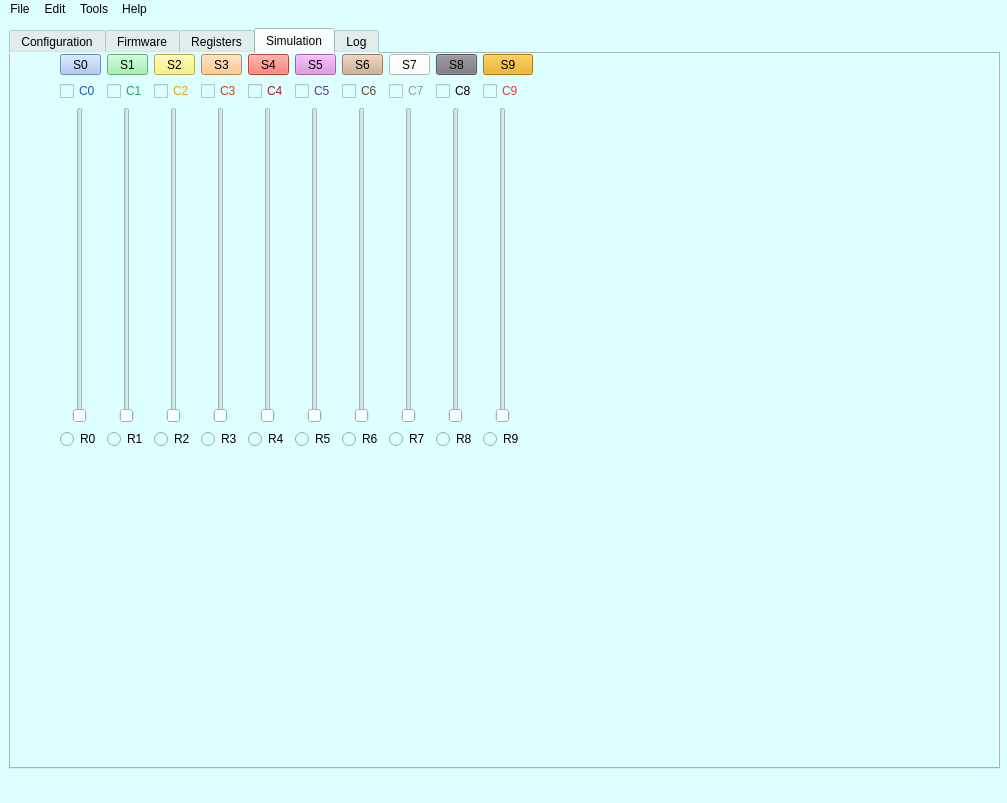
First picture: the form in src/mainwindow.ui, repository grodansparadis/vscp-simulator, before the edit.
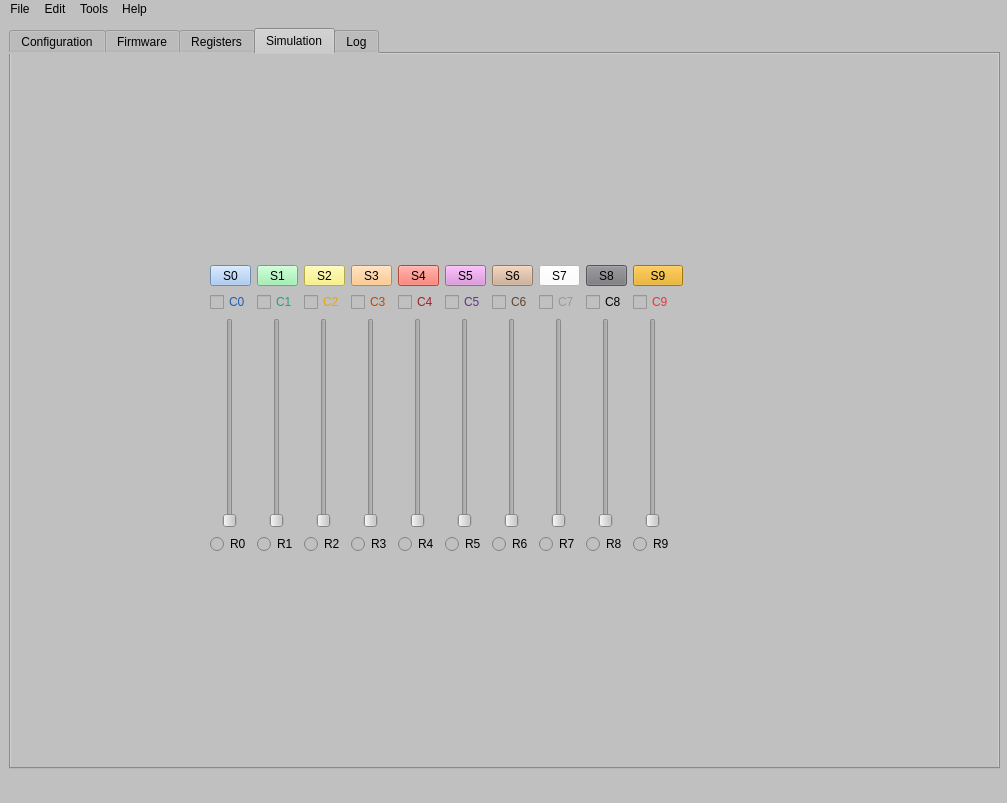
Second picture: the form after the edit. The open tabs and pages were chosen to show the change.

```diff
--- a/src/mainwindow.ui
+++ b/src/mainwindow.ui
@@ -17,7 +17,7 @@
    <bool>false</bool>
   </property>
   <property name="styleSheet">
-   <string notr="true">background-color: rgb(222, 255, 255);
+   <string notr="true">background-color: rgb(192, 192, 192);
 selection-background-color: rgb(0, 0, 0);</string>
   </property>
   <widget class="QWidget" name="centralwidget">
@@ -424,78 +424,7 @@
           <property name="sizeConstraint">
            <enum>QLayout::SetDefaultConstraint</enum>
           </property>
-          <item row="3" column="1">
-           <widget class="QRadioButton" name="radio0">
-            <property name="text">
-             <string>R0</string>
-            </property>
-           </widget>
-          </item>
-          <item row="2" column="4">
-           <widget class="QSlider" name="slider3">
-            <property name="sizePolicy">
-             <sizepolicy hsizetype="Fixed" vsizetype="Expanding">
-              <horstretch>0</horstretch>
-              <verstretch>0</verstretch>
-             </sizepolicy>
-            </property>
-            <property name="minimumSize">
-             <size>
-              <width>40</width>
-              <height>0</height>
-             </size>
-            </property>
-            <property name="maximum">
-             <number>255</number>
-            </property>
-            <property name="orientation">
-             <enum>Qt::Vertical</enum>
-            </property>
-           </widget>
-          </item>
-          <item row="2" column="7">
-           <widget class="QSlider" name="slider6">
-            <property name="sizePolicy">
-             <sizepolicy hsizetype="Fixed" vsizetype="Expanding">
-              <horstretch>0</horstretch>
-              <verstretch>0</verstretch>
-             </sizepolicy>
-            </property>
-            <property name="minimumSize">
-             <size>
-              <width>40</width>
-              <height>0</height>
-             </size>
-            </property>
-            <property name="maximum">
-             <number>255</number>
-            </property>
-            <property name="orientation">
-             <enum>Qt::Vertical</enum>
-            </property>
-           </widget>
-          </item>
-          <item row="3" column="5">
-           <widget class="QRadioButton" name="radio4">
-            <property name="text">
-             <string>R4</string>
-            </property>
-           </widget>
-          </item>
-          <item row="4" column="2">
-           <spacer name="verticalSpacer">
-            <property name="orientation">
-             <enum>Qt::Vertical</enum>
-            </property>
-            <property name="sizeHint" stdset="0">
-             <size>
-              <width>20</width>
-              <height>40</height>
-             </size>
-            </property>
-           </spacer>
-          </item>
-          <item row="0" column="6">
+          <item row="1" column="6">
            <widget class="QToolButton" name="btn5">
             <property name="sizePolicy">
              <sizepolicy hsizetype="Fixed" vsizetype="Fixed">
@@ -517,20 +446,7 @@
             </property>
            </widget>
           </item>
-          <item row="0" column="12">
-           <spacer name="horizontalSpacer_4">
-            <property name="orientation">
-             <enum>Qt::Horizontal</enum>
-            </property>
-            <property name="sizeHint" stdset="0">
-             <size>
-              <width>40</width>
-              <height>20</height>
-             </size>
-            </property>
-           </spacer>
-          </item>
-          <item row="0" column="7">
+          <item row="1" column="7">
            <widget class="QToolButton" name="btn6">
             <property name="sizePolicy">
              <sizepolicy hsizetype="Fixed" vsizetype="Fixed">
@@ -552,75 +468,118 @@
             </property>
            </widget>
           </item>
-          <item row="1" column="10">
-           <widget class="QCheckBox" name="chk9">
+          <item row="3" column="9">
+           <widget class="QSlider" name="slider8">
             <property name="sizePolicy">
-             <sizepolicy hsizetype="Fixed" vsizetype="Fixed">
+             <sizepolicy hsizetype="Fixed" vsizetype="Expanding">
               <horstretch>0</horstretch>
               <verstretch>0</verstretch>
              </sizepolicy>
             </property>
-            <property name="styleSheet">
-             <string notr="true">color: rgb(237, 51, 59);</string>
-            </property>
-            <property name="text">
-             <string>C9</string>
-            </property>
-           </widget>
-          </item>
-          <item row="0" column="2">
-           <widget class="QToolButton" name="btn1">
-            <property name="sizePolicy">
-             <sizepolicy hsizetype="Fixed" vsizetype="Fixed">
-              <horstretch>0</horstretch>
-              <verstretch>0</verstretch>
-             </sizepolicy>
-            </property>
-            <property name="maximumSize">
+            <property name="minimumSize">
              <size>
-              <width>50</width>
-              <height>16777215</height>
+              <width>40</width>
+              <height>0</height>
              </size>
             </property>
-            <property name="styleSheet">
-             <string notr="true">background-color: rgb(143, 240, 164);</string>
+            <property name="maximum">
+             <number>255</number>
             </property>
-            <property name="text">
-             <string>S1</string>
+            <property name="orientation">
+             <enum>Qt::Vertical</enum>
             </property>
            </widget>
           </item>
-          <item row="3" column="3">
-           <widget class="QRadioButton" name="radio2">
-            <property name="text">
-             <string>R2</string>
-            </property>
-           </widget>
-          </item>
-          <item row="1" column="7">
-           <widget class="QCheckBox" name="chk6">
-            <property name="sizePolicy">
-             <sizepolicy hsizetype="Fixed" vsizetype="Fixed">
-              <horstretch>0</horstretch>
-              <verstretch>0</verstretch>
-             </sizepolicy>
-            </property>
-            <property name="styleSheet">
-             <string notr="true">color: rgb(99, 69, 44);</string>
-            </property>
-            <property name="text">
-             <string>C6</string>
-            </property>
-           </widget>
-          </item>
-          <item row="3" column="8">
+          <item row="4" column="8">
            <widget class="QRadioButton" name="radio7">
             <property name="text">
              <string>R7</string>
             </property>
            </widget>
           </item>
-          <item row="1" column="8">
+          <item row="1" column="10">
+           <widget class="QToolButton" name="btn9">
+            <property name="sizePolicy">
+             <sizepolicy hsizetype="Expanding" vsizetype="Fixed">
+              <horstretch>0</horstretch>
+              <verstretch>0</verstretch>
+             </sizepolicy>
+            </property>
+            <property name="maximumSize">
+             <size>
+              <width>50</width>
+              <height>16777215</height>
+             </size>
+            </property>
+            <property name="styleSheet">
+             <string notr="true">background-color: rgb(229, 165, 10);</string>
+            </property>
+            <property name="text">
+             <string>S9</string>
+            </property>
+           </widget>
+          </item>
+          <item row="1" column="4">
+           <widget class="QToolButton" name="btn3">
+            <property name="sizePolicy">
+             <sizepolicy hsizetype="Fixed" vsizetype="Fixed">
+              <horstretch>0</horstretch>
+              <verstretch>0</verstretch>
+             </sizepolicy>
+            </property>
+            <property name="maximumSize">
+             <size>
+              <width>50</width>
+              <height>16777215</height>
+             </size>
+            </property>
+            <property name="styleSheet">
+             <string notr="true">background-color: rgb(255, 190, 111);</string>
+            </property>
+            <property name="text">
+             <string>S3</string>
+            </property>
+           </widget>
+          </item>
+          <item row="3" column="8">
+           <widget class="QSlider" name="slider7">
+            <property name="sizePolicy">
+             <sizepolicy hsizetype="Fixed" vsizetype="Expanding">
+              <horstretch>0</horstretch>
+              <verstretch>0</verstretch>
+             </sizepolicy>
+            </property>
+            <property name="minimumSize">
+             <size>
+              <width>40</width>
+              <height>0</height>
+             </size>
+            </property>
+            <property name="maximum">
+             <number>255</number>
+            </property>
+            <property name="orientation">
+             <enum>Qt::Vertical</enum>
+            </property>
+           </widget>
+          </item>
+          <item row="2" column="3">
+           <widget class="QCheckBox" name="chk2">
+            <property name="sizePolicy">
+             <sizepolicy hsizetype="Fixed" vsizetype="Fixed">
+              <horstretch>0</horstretch>
+              <verstretch>0</verstretch>
+             </sizepolicy>
+            </property>
+            <property name="styleSheet">
+             <string notr="true">color: rgb(229, 165, 10);</string>
+            </property>
+            <property name="text">
+             <string>C2</string>
+            </property>
+           </widget>
+          </item>
+          <item row="2" column="8">
            <widget class="QCheckBox" name="chk7">
             <property name="sizePolicy">
              <sizepolicy hsizetype="Fixed" vsizetype="Fixed">
@@ -636,106 +595,20 @@
             </property>
            </widget>
           </item>
-          <item row="1" column="9">
-           <widget class="QCheckBox" name="chk8">
-            <property name="sizePolicy">
-             <sizepolicy hsizetype="Fixed" vsizetype="Fixed">
-              <horstretch>0</horstretch>
-              <verstretch>0</verstretch>
-             </sizepolicy>
-            </property>
-            <property name="styleSheet">
-             <string notr="true">color: rgb(0, 0, 0);</string>
-            </property>
-            <property name="text">
-             <string>C8</string>
-            </property>
-           </widget>
-          </item>
-          <item row="2" column="2">
-           <widget class="QSlider" name="slider1">
-            <property name="sizePolicy">
-             <sizepolicy hsizetype="Fixed" vsizetype="Expanding">
-              <horstretch>0</horstretch>
-              <verstretch>0</verstretch>
-             </sizepolicy>
-            </property>
-            <property name="minimumSize">
-             <size>
-              <width>40</width>
-              <height>0</height>
-             </size>
-            </property>
-            <property name="maximum">
-             <number>255</number>
-            </property>
+          <item row="5" column="2">
+           <spacer name="verticalSpacer">
             <property name="orientation">
              <enum>Qt::Vertical</enum>
             </property>
-           </widget>
-          </item>
-          <item row="1" column="5">
-           <widget class="QCheckBox" name="chk4">
-            <property name="sizePolicy">
-             <sizepolicy hsizetype="Fixed" vsizetype="Fixed">
-              <horstretch>0</horstretch>
-              <verstretch>0</verstretch>
-             </sizepolicy>
-            </property>
-            <property name="styleSheet">
-             <string notr="true">color: rgb(165, 29, 45);</string>
-            </property>
-            <property name="text">
-             <string>C4</string>
-            </property>
-           </widget>
-          </item>
-          <item row="2" column="8">
-           <widget class="QSlider" name="slider7">
-            <property name="sizePolicy">
-             <sizepolicy hsizetype="Fixed" vsizetype="Expanding">
-              <horstretch>0</horstretch>
-              <verstretch>0</verstretch>
-             </sizepolicy>
-            </property>
-            <property name="minimumSize">
+            <property name="sizeHint" stdset="0">
              <size>
-              <width>40</width>
-              <height>0</height>
+              <width>20</width>
+              <height>40</height>
              </size>
             </property>
-            <property name="maximum">
-             <number>255</number>
-            </property>
-            <property name="orientation">
-             <enum>Qt::Vertical</enum>
-            </property>
-           </widget>
+           </spacer>
           </item>
-          <item row="1" column="6">
-           <widget class="QCheckBox" name="chk5">
-            <property name="sizePolicy">
-             <sizepolicy hsizetype="Fixed" vsizetype="Fixed">
-              <horstretch>0</horstretch>
-              <verstretch>0</verstretch>
-             </sizepolicy>
-            </property>
-            <property name="styleSheet">
-             <string notr="true">color: rgb(97, 53, 131);</string>
-            </property>
-            <property name="text">
-             <string>C5</string>
-            </property>
-           </widget>
-          </item>
-          <item row="3" column="4">
-           <widget class="QRadioButton" name="radio3">
-            <property name="text">
-             <string>R3</string>
-            </property>
-           </widget>
-          </item>
-          <item row="1" column="4">
+          <item row="2" column="4">
            <widget class="QCheckBox" name="chk3">
             <property name="sizePolicy">
              <sizepolicy hsizetype="Fixed" vsizetype="Fixed">
@@ -751,7 +624,14 @@
             </property>
            </widget>
           </item>
-          <item row="3" column="7">
+          <item row="4" column="10">
+           <widget class="QRadioButton" name="radio9">
+            <property name="text">
+             <string>R9</string>
+            </property>
+           </widget>
+          </item>
+          <item row="4" column="7">
            <widget class="QRadioButton" name="radio6">
             <property name="text">
              <string>R6</string>
@@ -759,137 +639,31 @@
            </widget>
           </item>
           <item row="2" column="9">
-           <widget class="QSlider" name="slider8">
+           <widget class="QCheckBox" name="chk8">
             <property name="sizePolicy">
-             <sizepolicy hsizetype="Fixed" vsizetype="Expanding">
-              <horstretch>0</horstretch>
-              <verstretch>0</verstretch>
-             </sizepolicy>
-            </property>
-            <property name="minimumSize">
-             <size>
-              <width>40</width>
-              <height>0</height>
-             </size>
-            </property>
-            <property name="maximum">
-             <number>255</number>
-            </property>
-            <property name="orientation">
-             <enum>Qt::Vertical</enum>
-            </property>
-           </widget>
-          </item>
-          <item row="0" column="4">
-           <widget class="QToolButton" name="btn3">
-            <property name="sizePolicy">
              <sizepolicy hsizetype="Fixed" vsizetype="Fixed">
               <horstretch>0</horstretch>
               <verstretch>0</verstretch>
              </sizepolicy>
             </property>
-            <property name="maximumSize">
-             <size>
-              <width>50</width>
-              <height>16777215</height>
-             </size>
-            </property>
             <property name="styleSheet">
-             <string notr="true">background-color: rgb(255, 190, 111);</string>
+             <string notr="true">color: rgb(0, 0, 0);</string>
             </property>
             <property name="text">
-             <string>S3</string>
+             <string>C8</string>
             </property>
            </widget>
           </item>
-          <item row="0" column="9">
-           <widget class="QToolButton" name="btn8">
-            <property name="sizePolicy">
-             <sizepolicy hsizetype="Fixed" vsizetype="Fixed">
-              <horstretch>0</horstretch>
-              <verstretch>0</verstretch>
-             </sizepolicy>
-            </property>
-            <property name="maximumSize">
-             <size>
-              <width>50</width>
-              <height>16777215</height>
-             </size>
-            </property>
-            <property name="styleSheet">
-             <string notr="true">background-color: rgb(119, 118, 123);</string>
-            </property>
-            <property name="text">
-             <string>S8</string>
-            </property>
-           </widget>
-          </item>
-          <item row="2" column="10">
-           <widget class="QSlider" name="slider9">
-            <property name="sizePolicy">
-             <sizepolicy hsizetype="Fixed" vsizetype="Expanding">
-              <horstretch>0</horstretch>
-              <verstretch>0</verstretch>
-             </sizepolicy>
-            </property>
-            <property name="minimumSize">
-             <size>
-              <width>40</width>
-              <height>0</height>
-             </size>
-            </property>
-            <property name="baseSize">
-             <size>
-              <width>0</width>
-              <height>0</height>
-             </size>
-            </property>
-            <property name="maximum">
-             <number>255</number>
-            </property>
-            <property name="value">
-             <number>0</number>
-            </property>
-            <property name="sliderPosition">
-             <number>0</number>
-            </property>
-            <property name="orientation">
-             <enum>Qt::Vertical</enum>
-            </property>
-           </widget>
-          </item>
-          <item row="3" column="2">
+          <item row="4" column="2">
            <widget class="QRadioButton" name="radio1">
             <property name="text">
              <string>R1</string>
             </property>
            </widget>
           </item>
-          <item row="2" column="3">
-           <widget class="QSlider" name="slider2">
+          <item row="1" column="2">
+           <widget class="QToolButton" name="btn1">
             <property name="sizePolicy">
-             <sizepolicy hsizetype="Fixed" vsizetype="Expanding">
-              <horstretch>0</horstretch>
-              <verstretch>0</verstretch>
-             </sizepolicy>
-            </property>
-            <property name="minimumSize">
-             <size>
-              <width>40</width>
-              <height>0</height>
-             </size>
-            </property>
-            <property name="maximum">
-             <number>255</number>
-            </property>
-            <property name="orientation">
-             <enum>Qt::Vertical</enum>
-            </property>
-           </widget>
-          </item>
-          <item row="0" column="8">
-           <widget class="QToolButton" name="btn7">
-            <property name="sizePolicy">
              <sizepolicy hsizetype="Fixed" vsizetype="Fixed">
               <horstretch>0</horstretch>
               <verstretch>0</verstretch>
@@ -902,44 +676,29 @@
              </size>
             </property>
             <property name="styleSheet">
-             <string notr="true">background-color: rgb(255, 255, 255);</string>
+             <string notr="true">background-color: rgb(143, 240, 164);</string>
             </property>
             <property name="text">
-             <string>S7</string>
+             <string>S1</string>
             </property>
            </widget>
           </item>
-          <item row="3" column="10">
-           <widget class="QRadioButton" name="radio9">
+          <item row="4" column="1">
+           <widget class="QRadioButton" name="radio0">
             <property name="text">
-             <string>R9</string>
+             <string>R0</string>
             </property>
            </widget>
           </item>
-          <item row="0" column="10">
-           <widget class="QToolButton" name="btn9">
-            <property name="sizePolicy">
-             <sizepolicy hsizetype="Expanding" vsizetype="Fixed">
-              <horstretch>0</horstretch>
-              <verstretch>0</verstretch>
-             </sizepolicy>
-            </property>
-            <property name="maximumSize">
-             <size>
-              <width>50</width>
-              <height>16777215</height>
-             </size>
-            </property>
-            <property name="styleSheet">
-             <string notr="true">background-color: rgb(229, 165, 10);</string>
-            </property>
+          <item row="4" column="3">
+           <widget class="QRadioButton" name="radio2">
             <property name="text">
-             <string>S9</string>
+             <string>R2</string>
             </property>
            </widget>
           </item>
-          <item row="1" column="3">
-           <widget class="QCheckBox" name="chk2">
+          <item row="2" column="2">
+           <widget class="QCheckBox" name="chk1">
             <property name="sizePolicy">
              <sizepolicy hsizetype="Fixed" vsizetype="Fixed">
               <horstretch>0</horstretch>
@@ -947,43 +706,14 @@
              </sizepolicy>
             </property>
             <property name="styleSheet">
-             <string notr="true">color: rgb(229, 165, 10);</string>
+             <string notr="true">color: rgb(38, 162, 105);</string>
             </property>
             <property name="text">
-             <string>C2</string>
+             <string>C1</string>
             </property>
            </widget>
           </item>
-          <item row="3" column="6">
-           <widget class="QRadioButton" name="radio5">
-            <property name="text">
-             <string>R5</string>
-            </property>
-           </widget>
-          </item>
-          <item row="2" column="6">
-           <widget class="QSlider" name="slider5">
-            <property name="sizePolicy">
-             <sizepolicy hsizetype="Fixed" vsizetype="Expanding">
-              <horstretch>0</horstretch>
-              <verstretch>0</verstretch>
-             </sizepolicy>
-            </property>
-            <property name="minimumSize">
-             <size>
-              <width>40</width>
-              <height>0</height>
-             </size>
-            </property>
-            <property name="maximum">
-             <number>255</number>
-            </property>
-            <property name="orientation">
-             <enum>Qt::Vertical</enum>
-            </property>
-           </widget>
-          </item>
-          <item row="1" column="1">
+          <item row="2" column="1">
            <widget class="QCheckBox" name="chk0">
             <property name="sizePolicy">
              <sizepolicy hsizetype="Fixed" vsizetype="Fixed">
@@ -999,7 +729,151 @@
             </property>
            </widget>
           </item>
-          <item row="0" column="1">
+          <item row="1" column="3">
+           <widget class="QToolButton" name="btn2">
+            <property name="sizePolicy">
+             <sizepolicy hsizetype="Fixed" vsizetype="Fixed">
+              <horstretch>0</horstretch>
+              <verstretch>0</verstretch>
+             </sizepolicy>
+            </property>
+            <property name="maximumSize">
+             <size>
+              <width>50</width>
+              <height>16777215</height>
+             </size>
+            </property>
+            <property name="styleSheet">
+             <string notr="true">background-color: rgb(249, 240, 107);</string>
+            </property>
+            <property name="text">
+             <string>S2</string>
+            </property>
+           </widget>
+          </item>
+          <item row="3" column="0">
+           <spacer name="horizontalSpacer_5">
+            <property name="orientation">
+             <enum>Qt::Horizontal</enum>
+            </property>
+            <property name="sizeType">
+             <enum>QSizePolicy::Preferred</enum>
+            </property>
+            <property name="sizeHint" stdset="0">
+             <size>
+              <width>200</width>
+              <height>20</height>
+             </size>
+            </property>
+           </spacer>
+          </item>
+          <item row="4" column="5">
+           <widget class="QRadioButton" name="radio4">
+            <property name="text">
+             <string>R4</string>
+            </property>
+           </widget>
+          </item>
+          <item row="2" column="6">
+           <widget class="QCheckBox" name="chk5">
+            <property name="sizePolicy">
+             <sizepolicy hsizetype="Fixed" vsizetype="Fixed">
+              <horstretch>0</horstretch>
+              <verstretch>0</verstretch>
+             </sizepolicy>
+            </property>
+            <property name="styleSheet">
+             <string notr="true">color: rgb(97, 53, 131);</string>
+            </property>
+            <property name="text">
+             <string>C5</string>
+            </property>
+           </widget>
+          </item>
+          <item row="2" column="10">
+           <widget class="QCheckBox" name="chk9">
+            <property name="sizePolicy">
+             <sizepolicy hsizetype="Fixed" vsizetype="Fixed">
+              <horstretch>0</horstretch>
+              <verstretch>0</verstretch>
+             </sizepolicy>
+            </property>
+            <property name="styleSheet">
+             <string notr="true">color: rgb(237, 51, 59);</string>
+            </property>
+            <property name="text">
+             <string>C9</string>
+            </property>
+           </widget>
+          </item>
+          <item row="4" column="6">
+           <widget class="QRadioButton" name="radio5">
+            <property name="text">
+             <string>R5</string>
+            </property>
+           </widget>
+          </item>
+          <item row="2" column="5">
+           <widget class="QCheckBox" name="chk4">
+            <property name="sizePolicy">
+             <sizepolicy hsizetype="Fixed" vsizetype="Fixed">
+              <horstretch>0</horstretch>
+              <verstretch>0</verstretch>
+             </sizepolicy>
+            </property>
+            <property name="styleSheet">
+             <string notr="true">color: rgb(165, 29, 45);</string>
+            </property>
+            <property name="text">
+             <string>C4</string>
+            </property>
+           </widget>
+          </item>
+          <item row="1" column="9">
+           <widget class="QToolButton" name="btn8">
+            <property name="sizePolicy">
+             <sizepolicy hsizetype="Fixed" vsizetype="Fixed">
+              <horstretch>0</horstretch>
+              <verstretch>0</verstretch>
+             </sizepolicy>
+            </property>
+            <property name="maximumSize">
+             <size>
+              <width>50</width>
+              <height>16777215</height>
+             </size>
+            </property>
+            <property name="styleSheet">
+             <string notr="true">background-color: rgb(119, 118, 123);</string>
+            </property>
+            <property name="text">
+             <string>S8</string>
+            </property>
+           </widget>
+          </item>
+          <item row="3" column="3">
+           <widget class="QSlider" name="slider2">
+            <property name="sizePolicy">
+             <sizepolicy hsizetype="Fixed" vsizetype="Expanding">
+              <horstretch>0</horstretch>
+              <verstretch>0</verstretch>
+             </sizepolicy>
+            </property>
+            <property name="minimumSize">
+             <size>
+              <width>40</width>
+              <height>0</height>
+             </size>
+            </property>
+            <property name="maximum">
+             <number>255</number>
+            </property>
+            <property name="orientation">
+             <enum>Qt::Vertical</enum>
+            </property>
+           </widget>
+          </item>
+          <item row="1" column="1">
            <widget class="QToolButton" name="btn0">
             <property name="sizePolicy">
              <sizepolicy hsizetype="Fixed" vsizetype="Fixed">
@@ -1024,7 +898,65 @@
             </property>
            </widget>
           </item>
-          <item row="2" column="5">
+          <item row="1" column="12">
+           <spacer name="horizontalSpacer_4">
+            <property name="orientation">
+             <enum>Qt::Horizontal</enum>
+            </property>
+            <property name="sizeHint" stdset="0">
+             <size>
+              <width>40</width>
+              <height>20</height>
+             </size>
+            </property>
+           </spacer>
+          </item>
+          <item row="4" column="4">
+           <widget class="QRadioButton" name="radio3">
+            <property name="text">
+             <string>R3</string>
+            </property>
+           </widget>
+          </item>
+          <item row="3" column="7">
+           <widget class="QSlider" name="slider6">
+            <property name="sizePolicy">
+             <sizepolicy hsizetype="Fixed" vsizetype="Expanding">
+              <horstretch>0</horstretch>
+              <verstretch>0</verstretch>
+             </sizepolicy>
+            </property>
+            <property name="minimumSize">
+             <size>
+              <width>40</width>
+              <height>0</height>
+             </size>
+            </property>
+            <property name="maximum">
+             <number>255</number>
+            </property>
+            <property name="orientation">
+             <enum>Qt::Vertical</enum>
+            </property>
+           </widget>
+          </item>
+          <item row="2" column="7">
+           <widget class="QCheckBox" name="chk6">
+            <property name="sizePolicy">
+             <sizepolicy hsizetype="Fixed" vsizetype="Fixed">
+              <horstretch>0</horstretch>
+              <verstretch>0</verstretch>
+             </sizepolicy>
+            </property>
+            <property name="styleSheet">
+             <string notr="true">color: rgb(99, 69, 44);</string>
+            </property>
+            <property name="text">
+             <string>C6</string>
+            </property>
+           </widget>
+          </item>
+          <item row="3" column="5">
            <widget class="QSlider" name="slider4">
             <property name="sizePolicy">
              <sizepolicy hsizetype="Fixed" vsizetype="Expanding">
@@ -1046,7 +978,7 @@
             </property>
            </widget>
           </item>
-          <item row="0" column="5">
+          <item row="1" column="5">
            <widget class="QToolButton" name="btn4">
             <property name="sizePolicy">
              <sizepolicy hsizetype="Fixed" vsizetype="Fixed">
@@ -1068,36 +1000,114 @@
             </property>
            </widget>
           </item>
-          <item row="3" column="9">
+          <item row="3" column="10">
+           <widget class="QSlider" name="slider9">
+            <property name="sizePolicy">
+             <sizepolicy hsizetype="Fixed" vsizetype="Expanding">
+              <horstretch>0</horstretch>
+              <verstretch>0</verstretch>
+             </sizepolicy>
+            </property>
+            <property name="minimumSize">
+             <size>
+              <width>40</width>
+              <height>0</height>
+             </size>
+            </property>
+            <property name="baseSize">
+             <size>
+              <width>0</width>
+              <height>0</height>
+             </size>
+            </property>
+            <property name="maximum">
+             <number>255</number>
+            </property>
+            <property name="value">
+             <number>0</number>
+            </property>
+            <property name="sliderPosition">
+             <number>0</number>
+            </property>
+            <property name="orientation">
+             <enum>Qt::Vertical</enum>
+            </property>
+           </widget>
+          </item>
+          <item row="3" column="4">
+           <widget class="QSlider" name="slider3">
+            <property name="sizePolicy">
+             <sizepolicy hsizetype="Fixed" vsizetype="Expanding">
+              <horstretch>0</horstretch>
+              <verstretch>0</verstretch>
+             </sizepolicy>
+            </property>
+            <property name="minimumSize">
+             <size>
+              <width>40</width>
+              <height>0</height>
+             </size>
+            </property>
+            <property name="maximum">
+             <number>255</number>
+            </property>
+            <property name="orientation">
+             <enum>Qt::Vertical</enum>
+            </property>
+           </widget>
+          </item>
+          <item row="1" column="8">
+           <widget class="QToolButton" name="btn7">
+            <property name="sizePolicy">
+             <sizepolicy hsizetype="Fixed" vsizetype="Fixed">
+              <horstretch>0</horstretch>
+              <verstretch>0</verstretch>
+             </sizepolicy>
+            </property>
+            <property name="maximumSize">
+             <size>
+              <width>50</width>
+              <height>16777215</height>
+             </size>
+            </property>
+            <property name="styleSheet">
+             <string notr="true">background-color: rgb(255, 255, 255);</string>
+            </property>
+            <property name="text">
+             <string>S7</string>
+            </property>
+           </widget>
+          </item>
+          <item row="3" column="2">
+           <widget class="QSlider" name="slider1">
+            <property name="sizePolicy">
+             <sizepolicy hsizetype="Fixed" vsizetype="Expanding">
+              <horstretch>0</horstretch>
+              <verstretch>0</verstretch>
+             </sizepolicy>
+            </property>
+            <property name="minimumSize">
+             <size>
+              <width>40</width>
+              <height>0</height>
+             </size>
+            </property>
+            <property name="maximum">
+             <number>255</number>
+            </property>
+            <property name="orientation">
+             <enum>Qt::Vertical</enum>
+            </property>
+           </widget>
+          </item>
+          <item row="4" column="9">
            <widget class="QRadioButton" name="radio8">
             <property name="text">
              <string>R8</string>
             </property>
            </widget>
           </item>
-          <item row="0" column="3">
-           <widget class="QToolButton" name="btn2">
-            <property name="sizePolicy">
-             <sizepolicy hsizetype="Fixed" vsizetype="Fixed">
-              <horstretch>0</horstretch>
-              <verstretch>0</verstretch>
-             </sizepolicy>
-            </property>
-            <property name="maximumSize">
-             <size>
-              <width>50</width>
-              <height>16777215</height>
-             </size>
-            </property>
-            <property name="styleSheet">
-             <string notr="true">background-color: rgb(249, 240, 107);</string>
-            </property>
-            <property name="text">
-             <string>S2</string>
-            </property>
-           </widget>
-          </item>
-          <item row="2" column="1">
+          <item row="3" column="1">
            <widget class="QSlider" name="slider0">
             <property name="sizePolicy">
              <sizepolicy hsizetype="Fixed" vsizetype="Expanding">
@@ -1119,34 +1129,37 @@
             </property>
            </widget>
           </item>
-          <item row="1" column="2">
-           <widget class="QCheckBox" name="chk1">
+          <item row="3" column="6">
+           <widget class="QSlider" name="slider5">
             <property name="sizePolicy">
-             <sizepolicy hsizetype="Fixed" vsizetype="Fixed">
+             <sizepolicy hsizetype="Fixed" vsizetype="Expanding">
               <horstretch>0</horstretch>
               <verstretch>0</verstretch>
              </sizepolicy>
             </property>
-            <property name="styleSheet">
-             <string notr="true">color: rgb(38, 162, 105);</string>
+            <property name="minimumSize">
+             <size>
+              <width>40</width>
+              <height>0</height>
+             </size>
             </property>
-            <property name="text">
-             <string>C1</string>
+            <property name="maximum">
+             <number>255</number>
+            </property>
+            <property name="orientation">
+             <enum>Qt::Vertical</enum>
             </property>
            </widget>
           </item>
-          <item row="2" column="0">
-           <spacer name="horizontalSpacer_5">
+          <item row="0" column="1">
+           <spacer name="verticalSpacer_2">
             <property name="orientation">
-             <enum>Qt::Horizontal</enum>
-            </property>
-            <property name="sizeType">
-             <enum>QSizePolicy::Preferred</enum>
+             <enum>Qt::Vertical</enum>
             </property>
             <property name="sizeHint" stdset="0">
              <size>
-              <width>50</width>
-              <height>20</height>
+              <width>20</width>
+              <height>40</height>
              </size>
             </property>
            </spacer>
```
Left out of the diff: 4 changed lines with no effect on the pictures.
